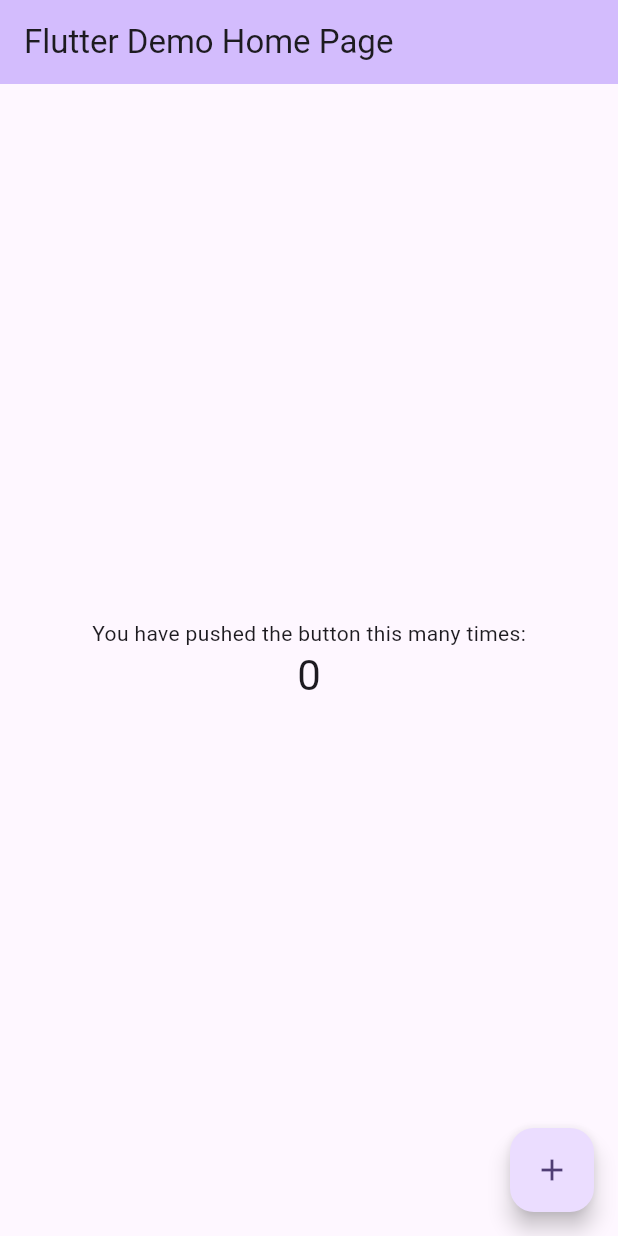
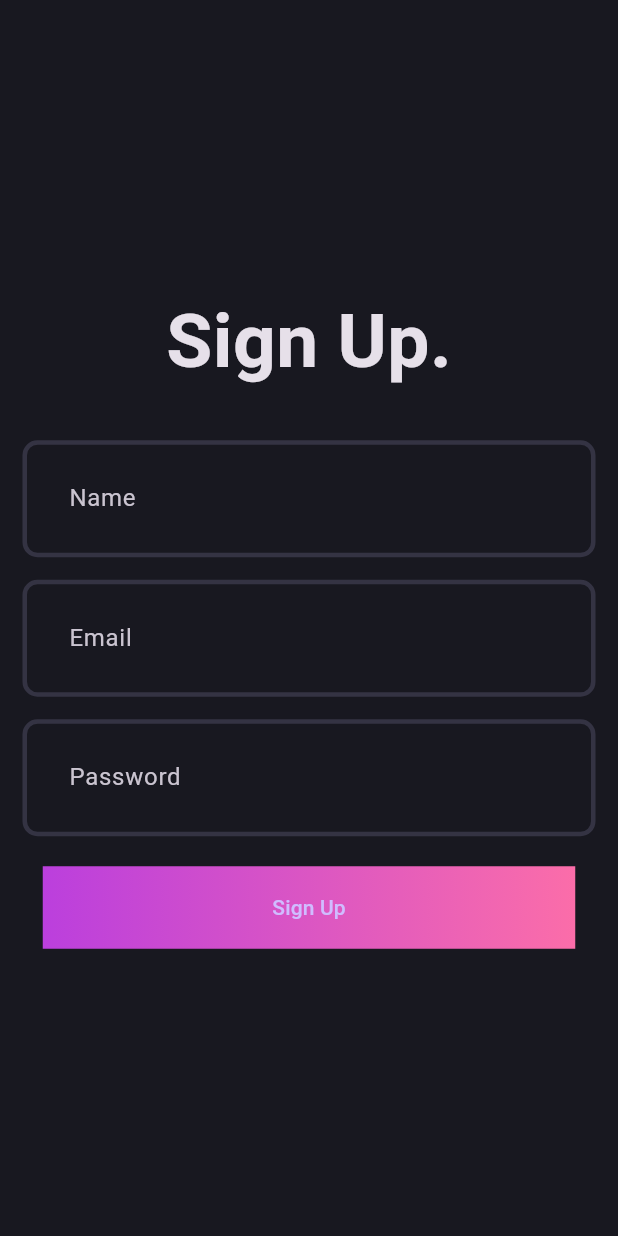
Before and after one commit to adityakumar-dev/flutter, a Flutter app: the screen it shows after launch, on a phone screen of 412 x 824 dp. Run offline on Flutter 3.47's test engine with Material 3 defaults, Android fonts, the phone set to English and light mode, and no system bars.

Commit message:
SignUp Page TextField , authbutton added

```diff
--- /dev/null
+++ b/blog_app/lib/core/theme/app_pallate.dart
@@ -0,0 +1,13 @@
+import 'package:flutter/material.dart';
+
+class AppPallete {
+  static const Color backgroundColor = Color.fromRGBO(24, 24, 32, 1);
+  static const Color gradient1 = Color.fromRGBO(187, 63, 221, 1);
+  static const Color gradient2 = Color.fromRGBO(251, 109, 169, 1);
+  static const Color gradient3 = Color.fromRGBO(255, 159, 124, 1);
+  static const Color borderColor = Color.fromRGBO(52, 51, 67, 1);
+  static const Color whiteColor = Colors.white;
+  static const Color greyColor = Colors.grey;
+  static const Color errorColor = Colors.redAccent;
+  static const Color transparentColor = Colors.transparent;
+}
--- /dev/null
+++ b/blog_app/lib/core/theme/theme.dart
@@ -0,0 +1,32 @@
+import 'package:blog_app/core/theme/app_pallate.dart';
+import 'package:flutter/material.dart';
+
+class AppTheme {
+  static inputBorderTheme([Color color = AppPallete.borderColor]) =>
+  OutlineInputBorder(
+
+        borderSide: BorderSide(
+          color: color
+          , width: 3,
+        ),
+        borderRadius: BorderRadius.circular(10)
+      );
+  static final darkThemeMode = ThemeData.dark().copyWith(
+
+
+    scaffoldBackgroundColor: AppPallete.backgroundColor,
+    appBarTheme:const AppBarTheme(
+      backgroundColor: AppPallete.backgroundColor
+    )
+    , chipTheme: const ChipThemeData(
+      color: WidgetStatePropertyAll(AppPallete.backgroundColor)
+    ),
+    inputDecorationTheme:  InputDecorationTheme(
+
+      contentPadding: const EdgeInsets.all(27),
+
+      enabledBorder: inputBorderTheme(),
+      focusedBorder: inputBorderTheme(AppPallete.gradient2),
+    ),
+  );
+}
--- /dev/null
+++ b/blog_app/lib/features/auth/presentations/pages/signup_page.dart
@@ -0,0 +1,44 @@
+import 'package:blog_app/widgets/auth_Button.dart';
+import 'package:blog_app/widgets/auth_field.dart';
+import 'package:flutter/material.dart';
+
+class SignUp extends StatefulWidget {
+  const SignUp({super.key});
+
+  @override
+  State<SignUp> createState() => _SignUpState();
+}
+
+class _SignUpState extends State<SignUp> {
+  @override
+  Widget build(BuildContext context) {
+    return const Scaffold(
+      body: Padding(
+        padding: EdgeInsets.all(15.0),
+        child: Column(
+          mainAxisAlignment: MainAxisAlignment.center,
+          children: [
+            Text(
+              'Sign Up.',
+              style: TextStyle(fontSize: 50, fontWeight: FontWeight.bold),
+            ),
+            SizedBox(height: 30,),
+            AuthField(
+              hintText: 'Name',
+            ),
+            SizedBox(height: 15,),
+            AuthField(
+              hintText: 'Email',
+            ),
+            SizedBox(height: 15,),
+            AuthField(
+              hintText: 'Password',
+            ),
+            SizedBox(height: 20,)
+            , AuthGradientButton()
+          ],
+        ),
+      ),
+    );
+  }
+}
--- a/blog_app/lib/main.dart
+++ b/blog_app/lib/main.dart
@@ -1,3 +1,5 @@
+import 'package:blog_app/core/theme/theme.dart';
+import 'package:blog_app/features/auth/presentations/pages/signup_page.dart';
 import 'package:flutter/material.dart';
 
 void main() {
@@ -11,115 +13,10 @@
   @override
   Widget build(BuildContext context) {
     return MaterialApp(
+      debugShowCheckedModeBanner: false,
       title: 'Flutter Demo',
-      theme: ThemeData(
-        // This is the theme of your application.
-        //
-        // TRY THIS: Try running your application with "flutter run". You'll see
-        // the application has a purple toolbar. Then, without quitting the app,
-        // try changing the seedColor in the colorScheme below to Colors.green
-        // and then invoke "hot reload" (save your changes or press the "hot
-        // reload" button in a Flutter-supported IDE, or press "r" if you used
-        // the command line to start the app).
-        //
-        // Notice that the counter didn't reset back to zero; the application
-        // state is not lost during the reload. To reset the state, use hot
-        // restart instead.
-        //
-        // This works for code too, not just values: Most code changes can be
-        // tested with just a hot reload.
-        colorScheme: ColorScheme.fromSeed(seedColor: Colors.deepPurple),
-        useMaterial3: true,
-      ),
-      home: const MyHomePage(title: 'Flutter Demo Home Page'),
+      theme: AppTheme.darkThemeMode,
+      home: const SignUp(),
     );
   }
 }
-
-class MyHomePage extends StatefulWidget {
-  const MyHomePage({super.key, required this.title});
-
-  // This widget is the home page of your application. It is stateful, meaning
-  // that it has a State object (defined below) that contains fields that affect
-  // how it looks.
-
-  // This class is the configuration for the state. It holds the values (in this
-  // case the title) provided by the parent (in this case the App widget) and
-  // used by the build method of the State. Fields in a Widget subclass are
-  // always marked "final".
-
-  final String title;
-
-  @override
-  State<MyHomePage> createState() => _MyHomePageState();
-}
-
-class _MyHomePageState extends State<MyHomePage> {
-  int _counter = 0;
-
-  void _incrementCounter() {
-    setState(() {
-      // This call to setState tells the Flutter framework that something has
-      // changed in this State, which causes it to rerun the build method below
-      // so that the display can reflect the updated values. If we changed
-      // _counter without calling setState(), then the build method would not be
-      // called again, and so nothing would appear to happen.
-      _counter++;
-    });
-  }
-
-  @override
-  Widget build(BuildContext context) {
-    // This method is rerun every time setState is called, for instance as done
-    // by the _incrementCounter method above.
-    //
-    // The Flutter framework has been optimized to make rerunning build methods
-    // fast, so that you can just rebuild anything that needs updating rather
-    // than having to individually change instances of widgets.
-    return Scaffold(
-      appBar: AppBar(
-        // TRY THIS: Try changing the color here to a specific color (to
-        // Colors.amber, perhaps?) and trigger a hot reload to see the AppBar
-        // change color while the other colors stay the same.
-        backgroundColor: Theme.of(context).colorScheme.inversePrimary,
-        // Here we take the value from the MyHomePage object that was created by
-        // the App.build method, and use it to set our appbar title.
-        title: Text(widget.title),
-      ),
-      body: Center(
-        // Center is a layout widget. It takes a single child and positions it
-        // in the middle of the parent.
-        child: Column(
-          // Column is also a layout widget. It takes a list of children and
-          // arranges them vertically. By default, it sizes itself to fit its
-          // children horizontally, and tries to be as tall as its parent.
-          //
-          // Column has various properties to control how it sizes itself and
-          // how it positions its children. Here we use mainAxisAlignment to
-          // center the children vertically; the main axis here is the vertical
-          // axis because Columns are vertical (the cross axis would be
-          // horizontal).
-          //
-          // TRY THIS: Invoke "debug painting" (choose the "Toggle Debug Paint"
-          // action in the IDE, or press "p" in the console), to see the
-          // wireframe for each widget.
-          mainAxisAlignment: MainAxisAlignment.center,
-          children: <Widget>[
-            const Text(
-              'You have pushed the button this many times:',
-            ),
-            Text(
-              '$_counter',
-              style: Theme.of(context).textTheme.headlineMedium,
-            ),
-          ],
-        ),
-      ),
-      floatingActionButton: FloatingActionButton(
-        onPressed: _incrementCounter,
-        tooltip: 'Increment',
-        child: const Icon(Icons.add),
-      ), // This trailing comma makes auto-formatting nicer for build methods.
-    );
-  }
-}
--- /dev/null
+++ b/blog_app/lib/widgets/auth_Button.dart
@@ -0,0 +1,22 @@
+import 'package:blog_app/core/theme/app_pallate.dart';
+import 'package:flutter/material.dart';
+
+class AuthGradientButton extends StatelessWidget {
+  const AuthGradientButton({super.key});
+
+  @override
+  Widget build(BuildContext context) {
+    return Container(
+      decoration: BoxDecoration(
+        gradient: LinearGradient(colors:[AppPallete.gradient1,AppPallete.gradient2])
+      ),
+      child: ElevatedButton(onPressed: () {},
+      style: ElevatedButton.styleFrom(
+        backgroundColor: AppPallete.transparentColor,
+        shadowColor: AppPallete.transparentColor,
+        fixedSize: Size(355, 55)
+      ),
+      child: Text("Sign Up")),
+    );
+  }
+}
--- /dev/null
+++ b/blog_app/lib/widgets/auth_field.dart
@@ -0,0 +1,15 @@
+import 'package:flutter/material.dart';
+
+class AuthField extends StatelessWidget {
+  final String hintText;
+  const AuthField({super.key,  required this.hintText});
+
+  @override
+  Widget build(BuildContext context) {
+    return TextFormField(
+      decoration: InputDecoration(
+        hintText: hintText
+      ),
+    );
+  }
+}
```
